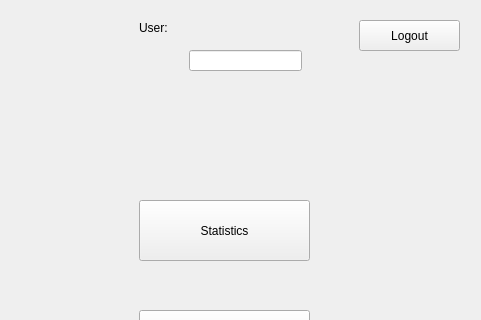
Qt form Scrabble_GUI/Menu_GUI.ui (sobolak/scrabble) before a commit; both pictures show x 321 to 802 and y 0 to 320 of the 802 by 600 pixel window.
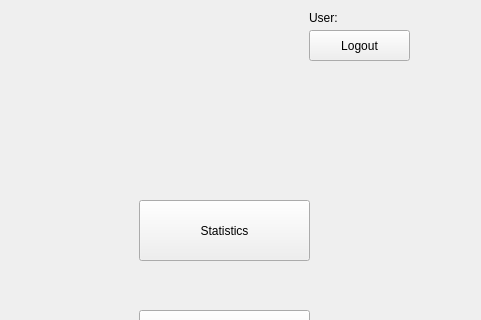
The same form after that commit.

Diff of the .ui file:
```diff
--- a/Scrabble_GUI/Menu_GUI.ui
+++ b/Scrabble_GUI/Menu_GUI.ui
@@ -42,8 +42,8 @@
   <widget class="QPushButton" name="pushButton_logout">
    <property name="geometry">
     <rect>
-     <x>680</x>
-     <y>20</y>
+     <x>630</x>
+     <y>30</y>
      <width>101</width>
      <height>31</height>
     </rect>
@@ -68,9 +68,9 @@
   <widget class="QLabel" name="label_user">
    <property name="geometry">
     <rect>
-     <x>460</x>
-     <y>20</y>
-     <width>55</width>
+     <x>630</x>
+     <y>10</y>
+     <width>31</width>
      <height>16</height>
     </rect>
    </property>
@@ -94,8 +94,8 @@
   <widget class="QLabel" name="label_name">
    <property name="geometry">
     <rect>
-     <x>530</x>
-     <y>20</y>
+     <x>670</x>
+     <y>10</y>
      <width>55</width>
      <height>16</height>
     </rect>
@@ -104,29 +104,6 @@
     <string>&lt;login&gt;</string>
    </property>
   </widget>
-  <widget class="QLabel" name="label_avatar">
-   <property name="geometry">
-    <rect>
-     <x>610</x>
-     <y>10</y>
-     <width>51</width>
-     <height>41</height>
-    </rect>
-   </property>
-   <property name="text">
-    <string>&lt;avatar&gt;</string>
-   </property>
-  </widget>
-  <widget class="QLineEdit" name="lineEdit">
-   <property name="geometry">
-    <rect>
-     <x>510</x>
-     <y>50</y>
-     <width>113</width>
-     <height>21</height>
-    </rect>
-   </property>
-  </widget>
  </widget>
  <layoutdefault spacing="6" margin="11"/>
  <resources/>
```
